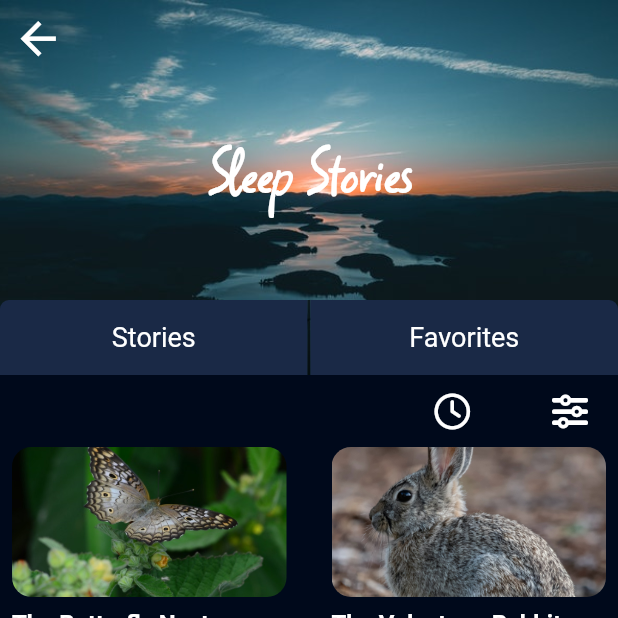
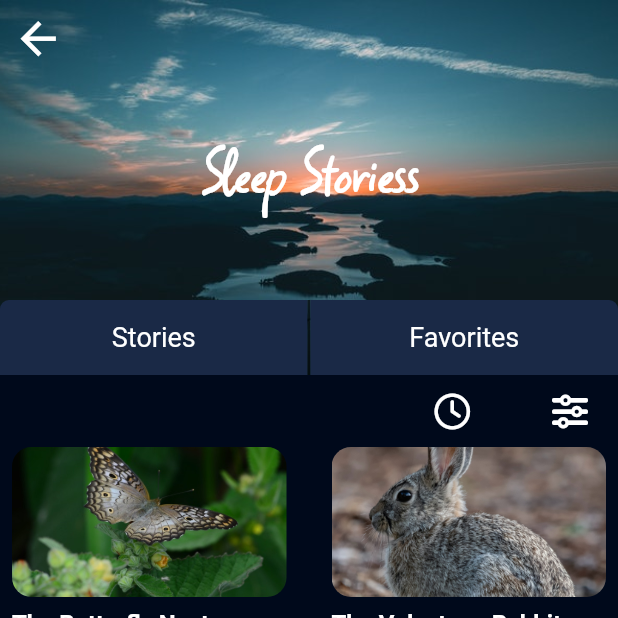
Before and after one commit to Harunn33/sleep_sound_app, a Flutter app: the MainPage2 screen opened directly, on a phone screen of 412 x 824 dp, the top half of it. Run offline on Flutter 3.47's test engine with Material 2 defaults, Android fonts, the phone set to English and light mode, and no system bars; our stand-ins replace font_awesome_flutter, rive.

Commit message:
s ekledim

```diff
--- a/lib/sleepStories.dart
+++ b/lib/sleepStories.dart
@@ -52,7 +52,7 @@ class _MainPage2State extends State<MainPage2> {
                   Padding(
                     padding: EdgeInsets.only(bottom: 20),
                     child: Text(
-                      "Sleep Stories",
+                      "Sleep Storiess",
                       style: TextStyle(
                           fontSize: 45,
                           fontWeight: FontWeight.bold,
```
